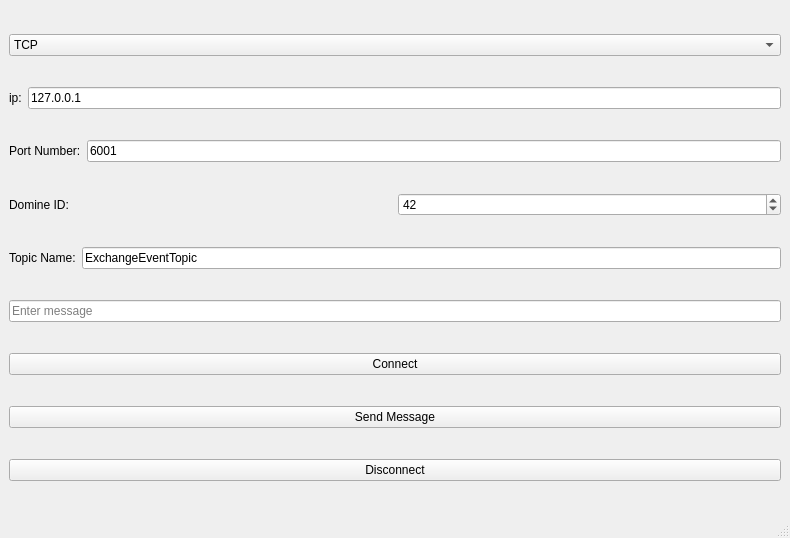
The window that publisher/mainwindow.ui (adithyahk46/OpenDDS-Qt-PubSub) describes before a commit, drawn with Qt 5.
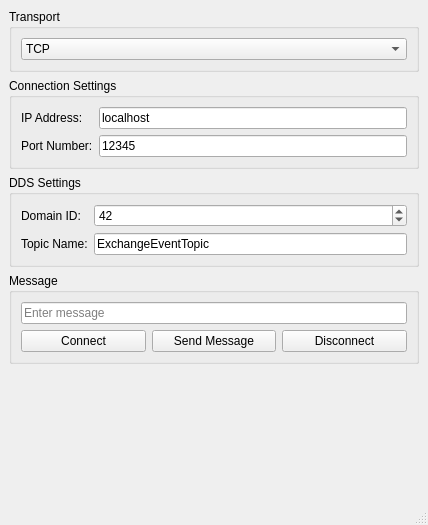
The same window after the commit.

Patch:
```diff
--- a/publisher/mainwindow.ui
+++ b/publisher/mainwindow.ui
@@ -6,8 +6,8 @@
    <rect>
     <x>0</x>
     <y>0</y>
-    <width>790</width>
-    <height>538</height>
+    <width>428</width>
+    <height>525</height>
    </rect>
   </property>
   <property name="windowTitle">
@@ -16,6 +16,12 @@
   <widget class="QWidget" name="centralwidget">
    <layout class="QVBoxLayout" name="verticalLayout">
     <item>
+     <widget class="QGroupBox" name="groupTransport">
+      <property name="title">
+       <string>Transport</string>
+      </property>
+      <layout class="QHBoxLayout">
+       <item>
      <widget class="QComboBox" name="comboTransport">
       <item>
        <property name="text">
@@ -34,87 +40,89 @@
       </item>
      </widget>
     </item>
+      </layout>
+     </widget>
+    </item>
     <item>
-     <layout class="QHBoxLayout" name="horizontalLayout_5">
-      <item>
+     <widget class="QGroupBox" name="groupConnection">
+      <property name="title">
+       <string>Connection Settings</string>
+      </property>
+      <layout class="QFormLayout">
+       <item row="0" column="0">
        <widget class="QLabel" name="label_4">
         <property name="text">
-         <string>ip:</string>
+          <string>IP Address:</string>
         </property>
        </widget>
       </item>
-      <item>
+       <item row="0" column="1">
        <widget class="QLineEdit" name="ip">
         <property name="text">
-         <string>127.0.0.1</string>
-        </property>
-        <property name="placeholderText">
-         <string>port number (localhost:12345)</string>
+          <string>localhost</string>
         </property>
        </widget>
       </item>
-     </layout>
-    </item>
-    <item>
-     <layout class="QHBoxLayout" name="horizontalLayout_2">
-      <item>
+       <item row="1" column="0">
        <widget class="QLabel" name="label_2">
         <property name="text">
          <string>Port Number:</string>
         </property>
        </widget>
       </item>
-      <item>
+       <item row="1" column="1">
        <widget class="QLineEdit" name="portNumber">
         <property name="text">
-         <string>6001</string>
-        </property>
-        <property name="placeholderText">
-         <string>port number (localhost:12345)</string>
+          <string>12345</string>
         </property>
        </widget>
       </item>
      </layout>
+     </widget>
     </item>
     <item>
-     <layout class="QHBoxLayout" name="horizontalLayout">
-      <item>
+     <widget class="QGroupBox" name="groupDDS">
+      <property name="title">
+       <string>DDS Settings</string>
+      </property>
+      <layout class="QFormLayout">
+       <item row="0" column="0">
        <widget class="QLabel" name="label">
         <property name="text">
-         <string>Domine ID:</string>
+          <string>Domain ID:</string>
         </property>
        </widget>
       </item>
-      <item>
+       <item row="0" column="1">
        <widget class="QSpinBox" name="domainId">
         <property name="value">
          <number>42</number>
         </property>
        </widget>
       </item>
-     </layout>
-    </item>
-    <item>
-     <layout class="QHBoxLayout" name="horizontalLayout_3">
-      <item>
+       <item row="1" column="0">
        <widget class="QLabel" name="label_3">
         <property name="text">
          <string>Topic Name:</string>
         </property>
        </widget>
       </item>
-      <item>
+       <item row="1" column="1">
        <widget class="QLineEdit" name="topicName">
         <property name="text">
          <string>ExchangeEventTopic</string>
         </property>
-        <property name="placeholderText">
-         <string>port number (localhost:12345)</string>
-        </property>
        </widget>
       </item>
      </layout>
+     </widget>
     </item>
+    <item>
+     <widget class="QGroupBox" name="groupMessage">
+      <property name="title">
+       <string>Message</string>
+      </property>
+      <layout class="QVBoxLayout">
     <item>
      <widget class="QLineEdit" name="lineMessage">
       <property name="placeholderText">
@@ -123,6 +131,8 @@
      </widget>
     </item>
     <item>
+        <layout class="QHBoxLayout">
+         <item>
      <widget class="QPushButton" name="btnConnect">
       <property name="text">
        <string>Connect</string>
@@ -144,6 +154,24 @@
      </widget>
     </item>
    </layout>
+       </item>
+      </layout>
+     </widget>
+    </item>
+    <item>
+     <spacer name="verticalSpacer">
+      <property name="orientation">
+       <enum>Qt::Orientation::Vertical</enum>
+      </property>
+      <property name="sizeHint" stdset="0">
+       <size>
+        <width>20</width>
+        <height>40</height>
+       </size>
+      </property>
+     </spacer>
+    </item>
+   </layout>
   </widget>
   <widget class="QMenuBar" name="menubar">
    <property name="geometry">
```
Left out of the diff: 2 changed lines with no effect on the pictures. Lines whose indentation alone changed are shown as unchanged.
